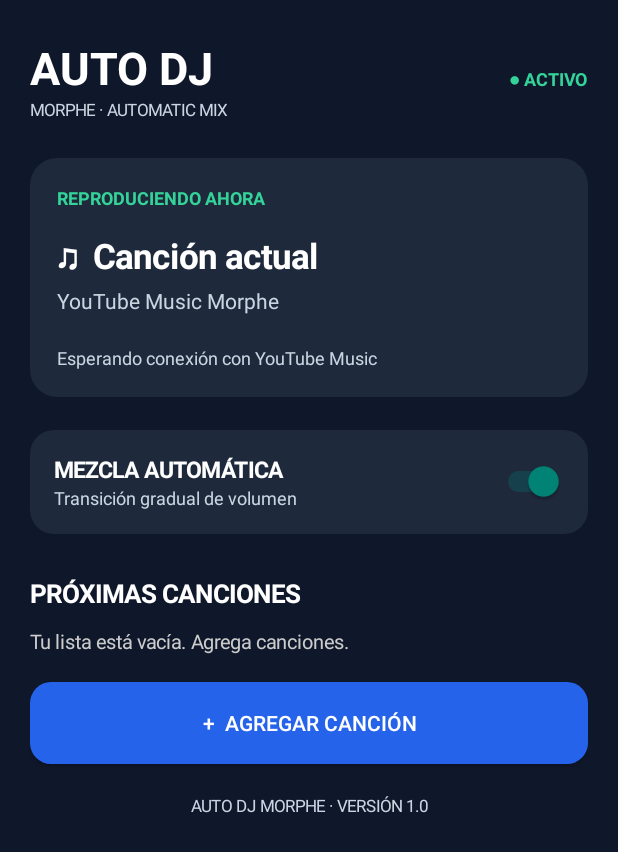
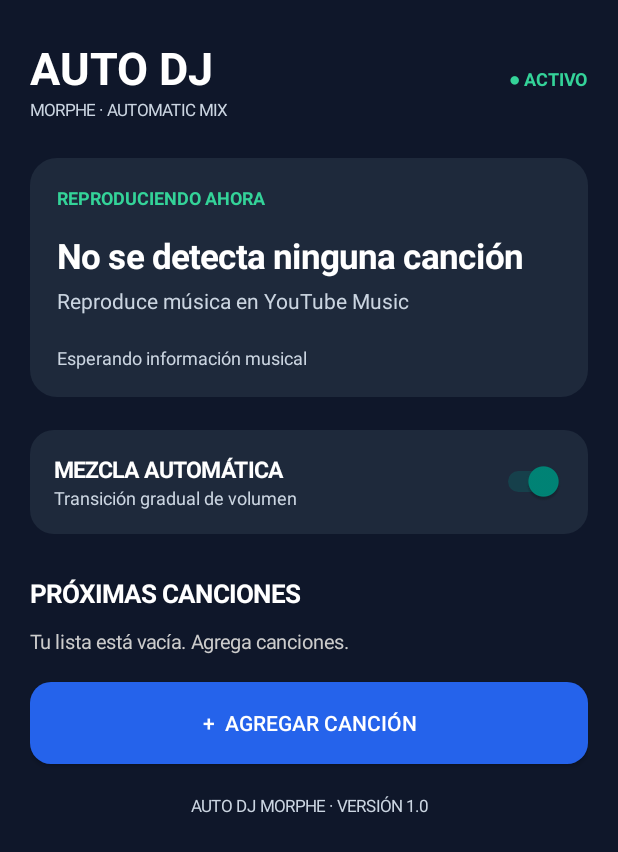
Before and after one commit to Maicol6667/AutoDJMorp, an Android app: the screen it shows after launch (MainActivity), on a phone screen of 412 x 824 dp. Shown: the top 852 px of the screen. Run offline under Robolectric (Android 15) with nearby library versions, the phone set to English and light mode, and no system bars.

Commit message:
Update MainActivity.kt

```diff
--- a/app/src/main/java/com/autodjmorp/app/MainActivity.kt
+++ b/app/src/main/java/com/autodjmorp/app/MainActivity.kt
@@ -4,6 +4,8 @@ package com.autodjmorp
 import android.app.Activity
 import android.app.AlertDialog
 import android.os.Bundle
+import android.os.Handler
+import android.os.Looper
 import android.graphics.Color
 import android.graphics.Typeface
 import android.graphics.drawable.GradientDrawable
@@ -16,6 +18,17 @@ class MainActivity : Activity() {
     private val songs = mutableListOf<String>()
     private lateinit var queueLayout: LinearLayout
     private lateinit var statusText: TextView
+    private lateinit var currentSongText: TextView
+    private lateinit var artistText: TextView
+
+    private val handler = Handler(Looper.getMainLooper())
+
+    private val updateTask = object : Runnable {
+        override fun run() {
+            updateCurrentSong()
+            handler.postDelayed(this, 1000)
+        }
+    }
 
     private fun dp(value: Int): Int =
         (value * resources.displayMetrics.density).toInt()
@@ -95,9 +108,15 @@ class MainActivity : Activity() {
 
         currentCard.addView(text("REPRODUCIENDO AHORA", 12f, green, true))
         addSpace(currentCard, 15)
-        currentCard.addView(text("♫  Canción actual", 23f, white, true))
+
+        currentSongText = text("Buscando canción...", 23f, white, true)
+        currentCard.addView(currentSongText)
+
         addSpace(currentCard, 5)
-        currentCard.addView(text("YouTube Music Morphe", 14f, gray))
+
+        artistText = text("Esperando artista", 14f, gray)
+        currentCard.addView(artistText)
+
         addSpace(currentCard, 20)
 
         statusText = text("Esperando conexión con YouTube Music", 12f, gray)
@@ -125,18 +144,11 @@ class MainActivity : Activity() {
             LinearLayout.LayoutParams(0, -2, 1f)
         )
 
-        val switch = Switch(this).apply {
+        val autoSwitch = Switch(this).apply {
             isChecked = true
-            setOnCheckedChangeListener { _, checked ->
-                statusText.text = if (checked) {
-                    "Transición automática activada"
-                } else {
-                    "Transición automática desactivada"
-                }
-            }
         }
 
-        transitionCard.addView(switch)
+        transitionCard.addView(autoSwitch)
         main.addView(transitionCard)
 
         addSpace(main, 28)
@@ -169,6 +181,39 @@ class MainActivity : Activity() {
 
         setContentView(scroll)
         refreshQueue()
+        updateCurrentSong()
+    }
+
+    private fun updateCurrentSong() {
+        val preferences = getSharedPreferences(
+            "AutoDJMusic",
+            MODE_PRIVATE
+        )
+
+        val title = preferences.getString("music_title", null)
+        val artist = preferences.getString("music_artist", "")
+
+        if (!title.isNullOrBlank()) {
+            currentSongText.text = title
+            artistText.text = artist?.ifBlank { "Artista no disponible" }
+                ?: "Artista no disponible"
+            statusText.text = "Conectado con YouTube Music"
+        } else {
+            currentSongText.text = "No se detecta ninguna canción"
+            artistText.text = "Reproduce música en YouTube Music"
+            statusText.text = "Esperando información musical"
+        }
+    }
+
+    override fun onResume() {
+        super.onResume()
+        handler.removeCallbacks(updateTask)
+        handler.post(updateTask)
+    }
+
+    override fun onPause() {
+        handler.removeCallbacks(updateTask)
+        super.onPause()
     }
 
     private fun refreshQueue() {
```
